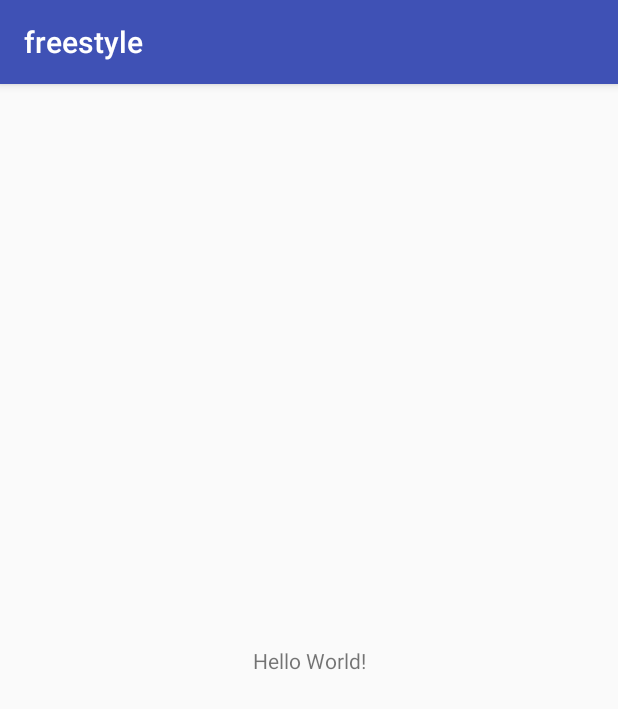
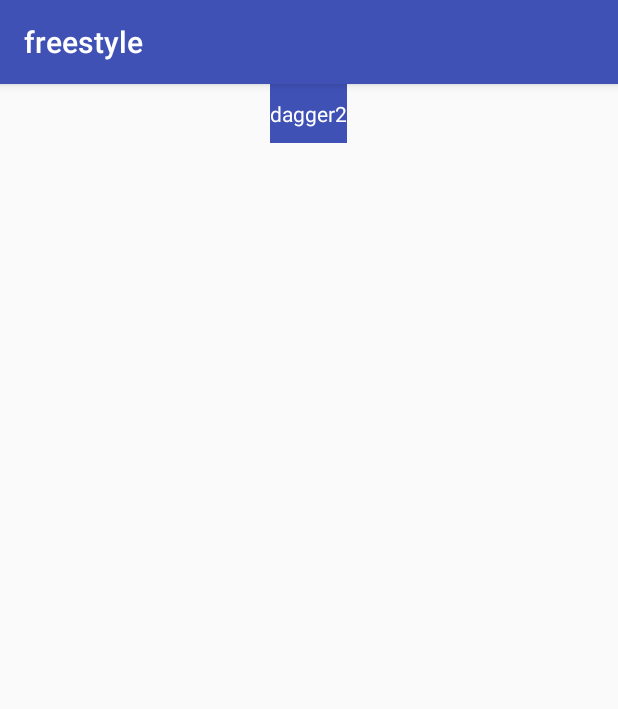
Before and after one commit to jingju/Freestyle, an Android app: the screen it shows after launch (MainActivity), on a phone screen of 412 x 824 dp. Shown: the top 709 px of the screen. Run offline under Robolectric (Android 15) with nearby library versions, the phone set to English and light mode, and no system bars.

Commit message:
dagger practise

```diff
--- a/freestyle-master/app/build.gradle
+++ b/freestyle-master/app/build.gradle
@@ -25,4 +25,10 @@ dependencies {
     testImplementation 'junit:junit:4.12'
     androidTestImplementation 'com.android.support.test:runner:1.0.2'
     androidTestImplementation 'com.android.support.test.espresso:espresso-core:3.0.2'
+
+    compile 'com.google.dagger:dagger:2.0.2'
+    compile 'com.jakewharton:butterknife:8.4.0'
+    annotationProcessor 'com.google.dagger:dagger-compiler:2.0.2'
+    annotationProcessor 'com.jakewharton:butterknife-compiler:8.4.0'
+    provided 'javax.annotation:javax.annotation-api:1.2'
 }
--- a/freestyle-master/app/src/main/AndroidManifest.xml
+++ b/freestyle-master/app/src/main/AndroidManifest.xml
@@ -16,6 +16,9 @@
                 <category android:name="android.intent.category.LAUNCHER" />
             </intent-filter>
         </activity>
+
+        <activity android:name=".dagger2.DaggerActivity"/>
+        <activity android:name=".dagger2.MoudleTestActivity"/>
     </application>
 
 </manifest>
--- a/freestyle-master/app/src/main/java/com/practice/ju/freestyle/MainActivity.java
+++ b/freestyle-master/app/src/main/java/com/practice/ju/freestyle/MainActivity.java
@@ -1,13 +1,38 @@
 package com.practice.ju.freestyle;
 
+import android.content.Context;
+import android.content.Intent;
+import android.os.Bundle;
 import android.support.v7.app.AppCompatActivity;
-import android.os.Bundle;
+import android.view.View;
+import android.widget.TextView;
 
-public class MainActivity extends AppCompatActivity {
+import com.practice.ju.freestyle.dagger2.DaggerActivity;
+
+public class MainActivity extends AppCompatActivity implements View.OnClickListener{
+    public static final String TAG=MainActivity.class.getSimpleName();
+    Context context;
+    private TextView tv_dagger2;
 
     @Override
     protected void onCreate(Bundle savedInstanceState) {
         super.onCreate(savedInstanceState);
         setContentView(R.layout.activity_main);
+        context=this;
+        tv_dagger2 = (TextView) findViewById(R.id.tv_dagger2);
+        tv_dagger2.setOnClickListener(this);
+    }
+
+
+    @Override
+    public void onClick(View v){
+        switch (v.getId()){
+            case R.id.tv_dagger2:
+                Intent intent = new Intent(context, DaggerActivity.class);
+                context.startActivity(intent);
+                break;
+                default:
+                    break;
+        }
     }
 }
--- a/freestyle-master/app/src/main/res/layout/activity_main.xml
+++ b/freestyle-master/app/src/main/res/layout/activity_main.xml
@@ -1,18 +1,20 @@
 <?xml version="1.0" encoding="utf-8"?>
-<android.support.constraint.ConstraintLayout xmlns:android="http://schemas.android.com/apk/res/android"
-    xmlns:app="http://schemas.android.com/apk/res-auto"
+<LinearLayout xmlns:android="http://schemas.android.com/apk/res/android"
     xmlns:tools="http://schemas.android.com/tools"
     android:layout_width="match_parent"
     android:layout_height="match_parent"
+    android:orientation="vertical"
     tools:context="com.practice.ju.freestyle.MainActivity">
 
-    <TextView
-        android:layout_width="wrap_content"
-        android:layout_height="wrap_content"
-        android:text="Hello World!"
-        app:layout_constraintBottom_toBottomOf="parent"
-        app:layout_constraintLeft_toLeftOf="parent"
-        app:layout_constraintRight_toRightOf="parent"
-        app:layout_constraintTop_toTopOf="parent" />
+    <!--<LinearLayout-->
+        <!--android:layout_width="wrap_content"-->
+        <!--android:layout_height="wrap_content"-->
+        <!--android:orientation="horizontal">-->
+        <TextView
+            android:id="@+id/tv_dagger2"
+            android:text="dagger2"
+            style="@style/common_item_style" />
+    <!--</LinearLayout>-->
 
-</android.support.constraint.ConstraintLayout>
+
+</LinearLayout>
--- /dev/null
+++ b/freestyle-master/app/src/main/res/layout/activity_moudle_test.xml
@@ -0,0 +1,6 @@
+<?xml version="1.0" encoding="utf-8"?>
+<android.support.constraint.ConstraintLayout
+    xmlns:android="http://schemas.android.com/apk/res/android" android:layout_width="match_parent"
+    android:layout_height="match_parent">
+
+</android.support.constraint.ConstraintLayout>
--- a/freestyle-master/app/src/main/res/values/styles.xml
+++ b/freestyle-master/app/src/main/res/values/styles.xml
@@ -8,4 +8,14 @@
         <item name="colorAccent">@color/colorAccent</item>
     </style>
 
+    <style name="common_item_style">
+        <item name="android:layout_width">wrap_content</item>
+        <item name="android:layout_height">wrap_content</item>
+        <item name="android:paddingTop">10dp</item>
+        <item name="android:paddingBottom">10dp</item>
+        <item name="android:background">@color/colorPrimary</item>
+        <item name="android:textColor">@android:color/white</item>
+        <item name="android:layout_gravity">center_horizontal</item>
+    </style>
+
 </resources>
```
Also changed, not shown: freestyle-master/app/src/main/java/com/practice/ju/freestyle/dagger2/DaggerActivity.java (added, +58 -0 lines), freestyle-master/app/src/main/java/com/practice/ju/freestyle/dagger2/DateMoudle.java (added, +16 -0 lines), freestyle-master/app/src/main/java/com/practice/ju/freestyle/dagger2/MoudleTestActivity.java (added, +29 -0 lines), freestyle-master/app/src/main/java/com/practice/ju/freestyle/dagger2/OnlyInjectComponent.java (added, +12 -0 lines), freestyle-master/app/src/main/java/com/practice/ju/freestyle/dagger2/Person.java (added, +21 -0 lines), freestyle-master/app/src/main/java/com/practice/ju/freestyle/dagger2/PersonComponent.java (added, +13 -0 lines), freestyle-master/app/src/main/java/com/practice/ju/freestyle/dagger2/User.java (added, +31 -0 lines), freestyle-master/app/src/main/res/layout/actvity_dagger.xml (added, +14 -0 lines), freestyle-master/build.gradle (+8 -0 lines).
